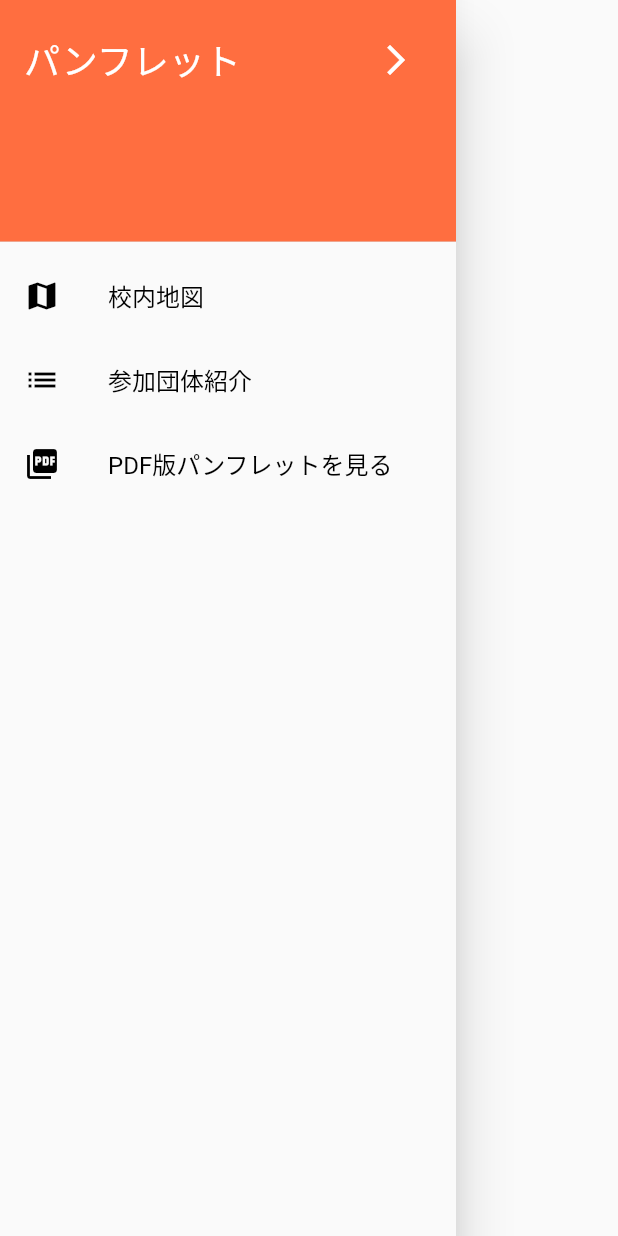
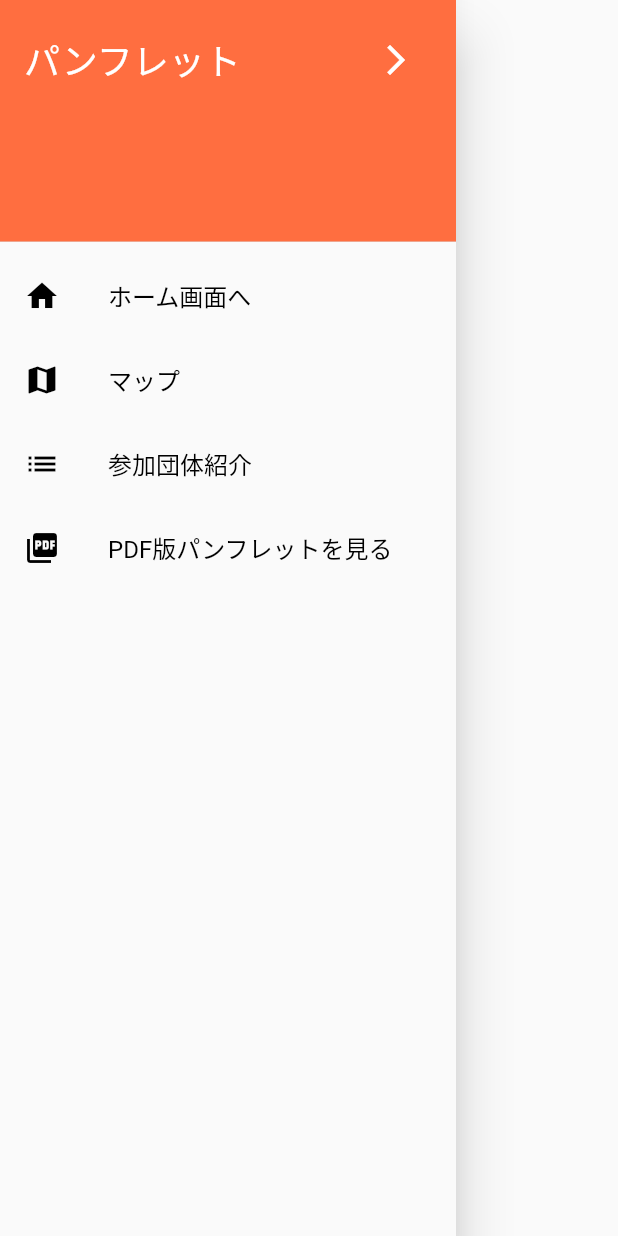
Before and after one commit to chigakucat/uchikoshi42nd, a Flutter app: the EndDrawer widget shown alone on an empty page, opened directly, on a phone screen of 412 x 824 dp. Run offline on Flutter 3.47's test engine with Material 2 defaults, Android fonts, the phone set to English and light mode, and no system bars; our stand-ins replace cloud_firestore, firebase_core, shared_preferences, webview_flutter; missing offline and left inert: flutter_pdfview, flutter_youtube, panorama; accounts and stored records are empty; network calls fail; Roboto replaces fonts that are missing (SourceHanSansJP-Normal).

Commit message:
develop enddrawer.dart アプリホーム画面へサイドバーから戻れるように改善

```diff
--- a/lib/panorama_page/contents/enddrawer.dart
+++ b/lib/panorama_page/contents/enddrawer.dart
@@ -1,5 +1,6 @@
 import 'package:cloud_firestore/cloud_firestore.dart';
 import 'package:flutter/material.dart';
+import 'package:ufoff/home_page/home_page.dart';
 import 'package:ufoff/panorama_page/contents/cover.dart';
 import 'package:ufoff/panorama_page/contents/grouplist.dart';
 import 'package:ufoff/panorama_page/contents/map.dart';
@@ -42,11 +43,32 @@ class EndDrawer extends StatelessWidget {
           ),
           ListTile(
             leading: Icon(
+              Icons.home,
+              color: Colors.black,
+            ),
+            title: Text(
+              'ホーム画面へ',
+              style: TextStyle(
+                color: Colors.black,
+              ),
+            ),
+            onTap: () async {
+              final document = await Firestore.instance
+                  .collection('contents')
+                  .document('map')
+                  .get();
+              imageURL = '${document['mapURL']}';
+              Navigator.push(context,
+                  MaterialPageRoute(builder: (context) => HomePage()));
+            },
+          ),
+          ListTile(
+            leading: Icon(
               Icons.map,
               color: Colors.black,
             ),
             title: Text(
-              '校内地図',
+              'マップ',
               style: TextStyle(
                 color: Colors.black,
               ),
```
